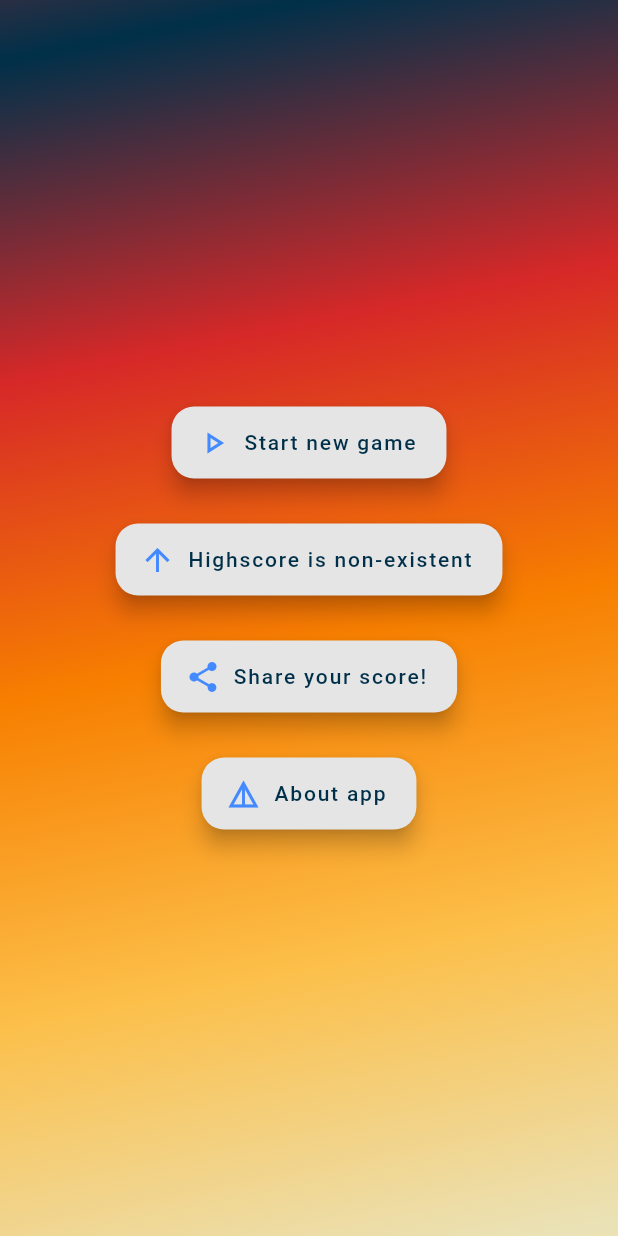
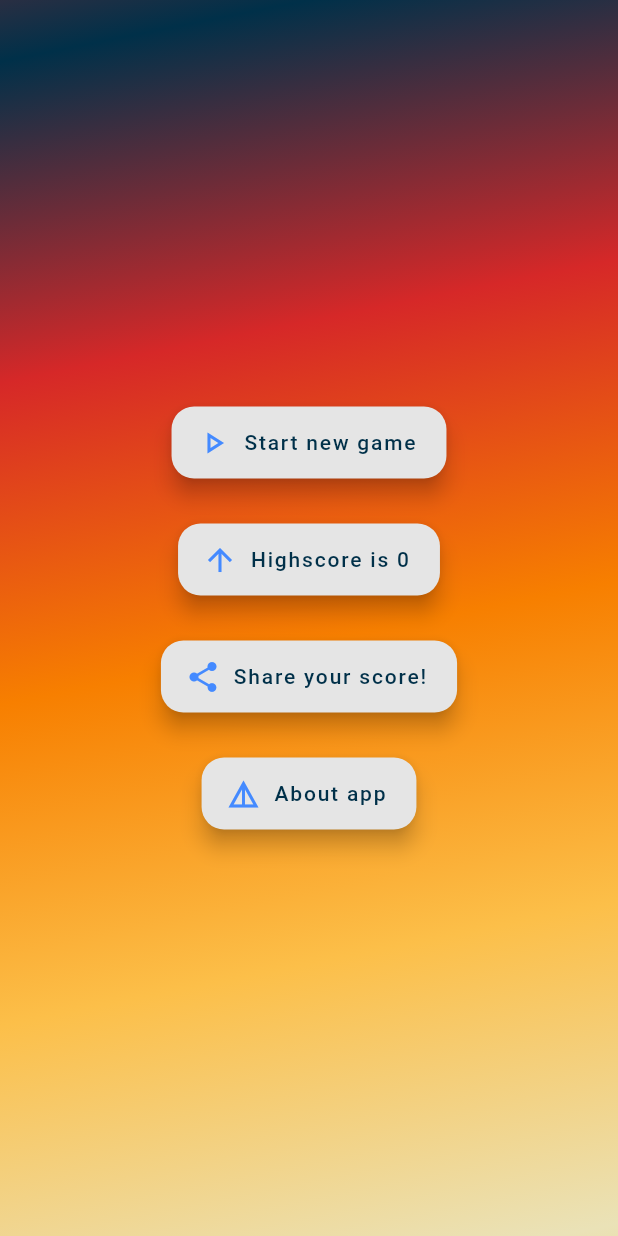
Before and after one commit to liviuq/GuessTheLogo, a Flutter app: the screen it shows after launch, after a tap on "Start the game!", on a phone screen of 412 x 824 dp. Run offline on Flutter 3.47's test engine with Material 2 defaults, Android fonts, the phone set to English and light mode, and no system bars; our stand-ins replace share_plus, shared_preferences.

Commit message:
Default value to 0

```diff
--- a/lib/widgets/button_highscore.dart
+++ b/lib/widgets/button_highscore.dart
@@ -18,7 +18,7 @@ class HighscoreButton extends StatefulWidget {
 class _HighscoreButtonState extends State<HighscoreButton> {
   // initialising the highscore
   // ignore: prefer_typing_uninitialized_variables
-  var _highscore;
+  int _highscore = 0;
 
   // timer to update the highscore
   late Timer timer;
@@ -38,7 +38,7 @@ class _HighscoreButtonState extends State<HighscoreButton> {
   Future<void> _loadHighscore() async {
     final prefs = await SharedPreferences.getInstance();
     setState(() {
-      _highscore = prefs.getInt('highscore') ?? 'non-existent';
+      _highscore = prefs.getInt('highscore') ?? 0;
     });
   }
 
```
